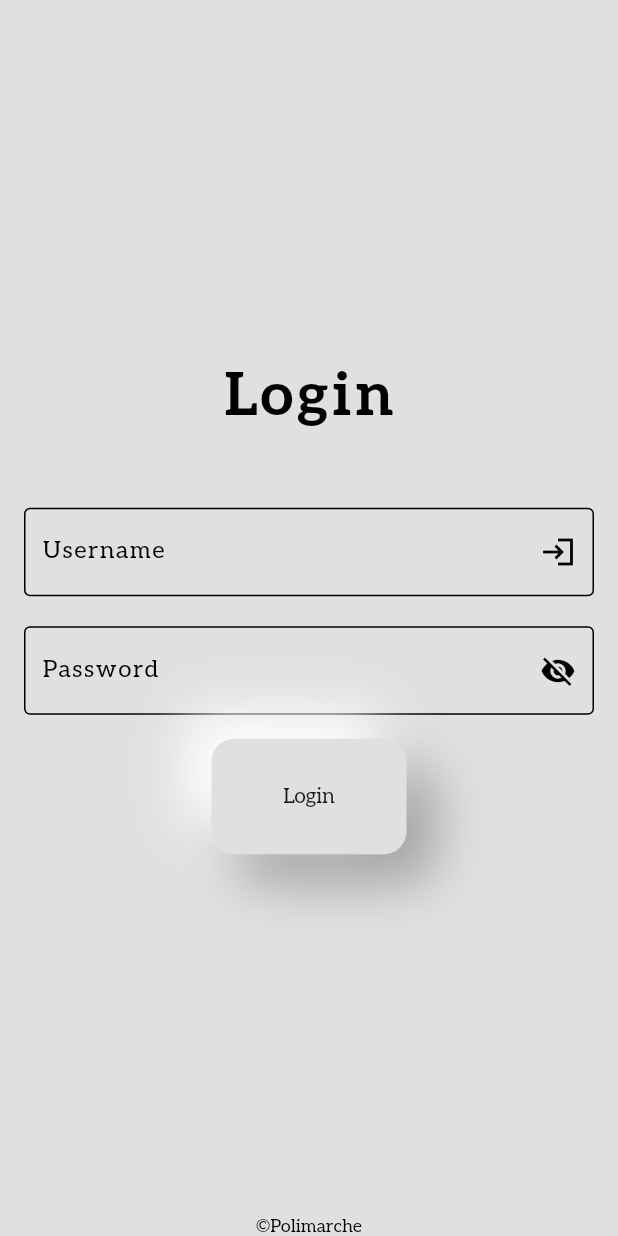
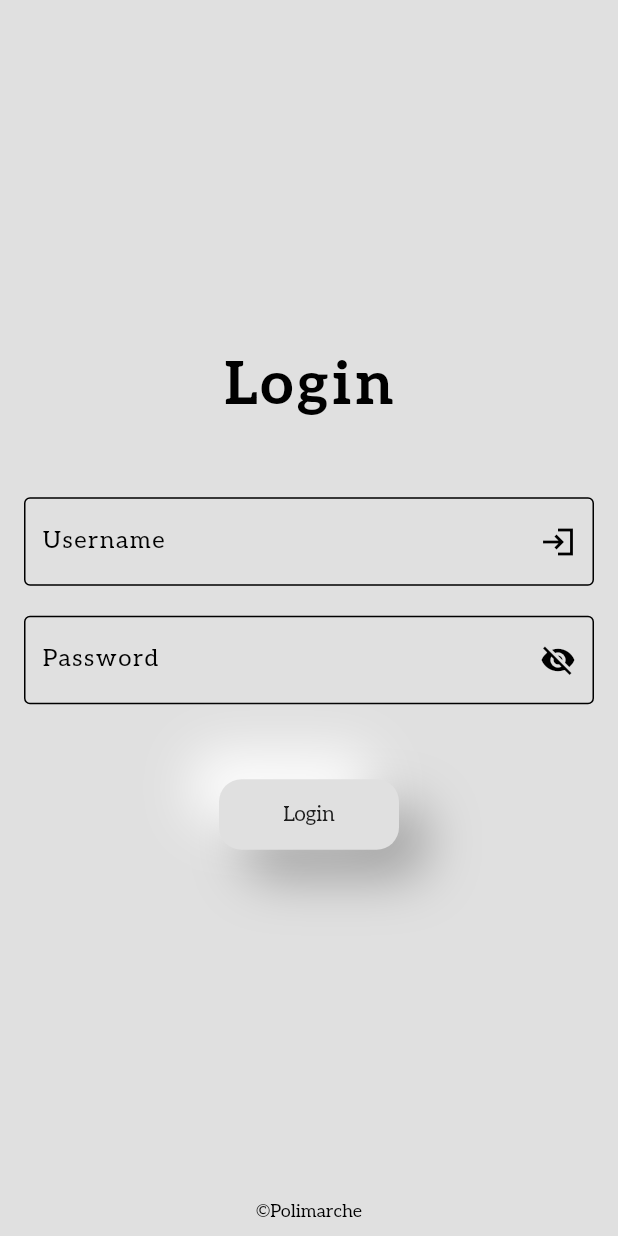
Before and after one commit to AlessandroS01/thesis-polimarche, a Flutter app: the screen it shows after launch, on a phone screen of 412 x 824 dp. Run offline on Flutter 3.47's test engine with Material 2 defaults, Android fonts, the light colour scheme and no system bars; our stand-ins replace flutter_inset_box_shadow, google_nav_bar.

Commit message:
Changed style

```diff
--- a/lib/pages/loading.dart
+++ b/lib/pages/loading.dart
@@ -59,7 +59,7 @@ class _LoadingState extends State<Loading> with TickerProviderStateMixin {
   @override
   Widget build(BuildContext context) {
     return Scaffold(
-      backgroundColor: Colors.white,
+      backgroundColor: Colors.grey.shade300,
       body: Center(
         child: ScaleTransition(
           scale: _animation,
--- a/lib/pages/login.dart
+++ b/lib/pages/login.dart
@@ -120,27 +120,20 @@ class _LoginState extends State<Login> {
                   ),
                 ),
                 ),
-                const SizedBox(height: 16.0),
+                const SizedBox(height: 50.0),
                 // Login Button
                 Listener(
-                      onPointerUp: (_) => setState( () {
-                          // TODO logic for loggin in
-                          // Perform login logic here, using _usernameController.text and _passwordController.text
-                          // For demo purposes, just print the values to the console.
-                          print('Username: ${_usernameController.text}');
-                          print('Password: ${_passwordController.text}');
-
-                          Navigator.popAndPushNamed(
-                              context,
-                              '/home'
-                          );
-                      }),
+                      onPointerUp: (_) async {
+                          await Future.delayed(const Duration(milliseconds: 500)); // Wait for animation
+                          setState(() => isLoginPressed = false); // Reset the state
+                          // TODO: Add your navigation logic here
+                          Navigator.popAndPushNamed(context, '/home');
+                        },
                       onPointerDown: (_) => setState(() => isLoginPressed = true),
                       child: AnimatedContainer(
-                        width: 130,
-                        duration: const Duration(milliseconds: 100),
-                        child: Center(child: Text("Login")),
-                        padding: EdgeInsets.all(30),
+                        width: 120,
+                        duration: const Duration(milliseconds: 500),
+                        padding: const EdgeInsets.symmetric(horizontal: 40, vertical: 15),
                         decoration: BoxDecoration(
                           color: backgroundColor,
                           borderRadius: BorderRadius.circular(15),
@@ -148,30 +141,34 @@ class _LoginState extends State<Login> {
                             //
                             BoxShadow(
                               color: Colors.grey.shade500,
-                              offset: Offset(18, 18),
+                              offset: const Offset(18, 18),
                               blurRadius: 30
                             ),
                             BoxShadow(
                               color: Colors.white,
-                              offset: -Offset(18, 18),
+                              offset: -const Offset(18, 18),
                               blurRadius: 30,
                             ),
 
 
                           ]
                         ),
+                        child: const Center(child: Text("Login")),
                       ),
                 ),
               ],
             )),
-            const Align(
+            Align(
               alignment: Alignment.bottomCenter,
-              child: Text(
-                '©Polimarche',
-                style: TextStyle(
-                  color: Colors.black,
-                  fontSize: 12,
-                  fontFamily: 'aleo'
+              child: Container(
+                margin: const EdgeInsets.fromLTRB(0, 0, 0, 10),
+                child: const Text(
+                  '©Polimarche',
+                  style: TextStyle(
+                    color: Colors.black,
+                    fontSize: 12,
+                    fontFamily: 'aleo'
+                  ),
                 ),
               ),
             )
```
Also changed, not shown: lib/pages/main/home_item_page.dart (+28 -16 lines).
